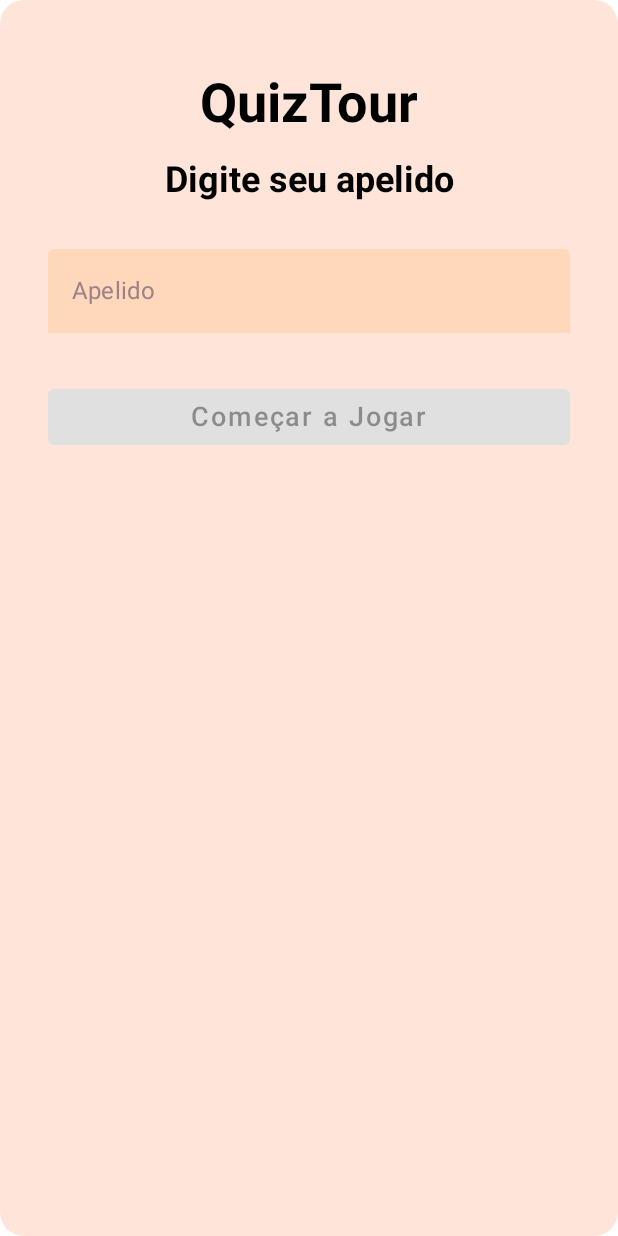
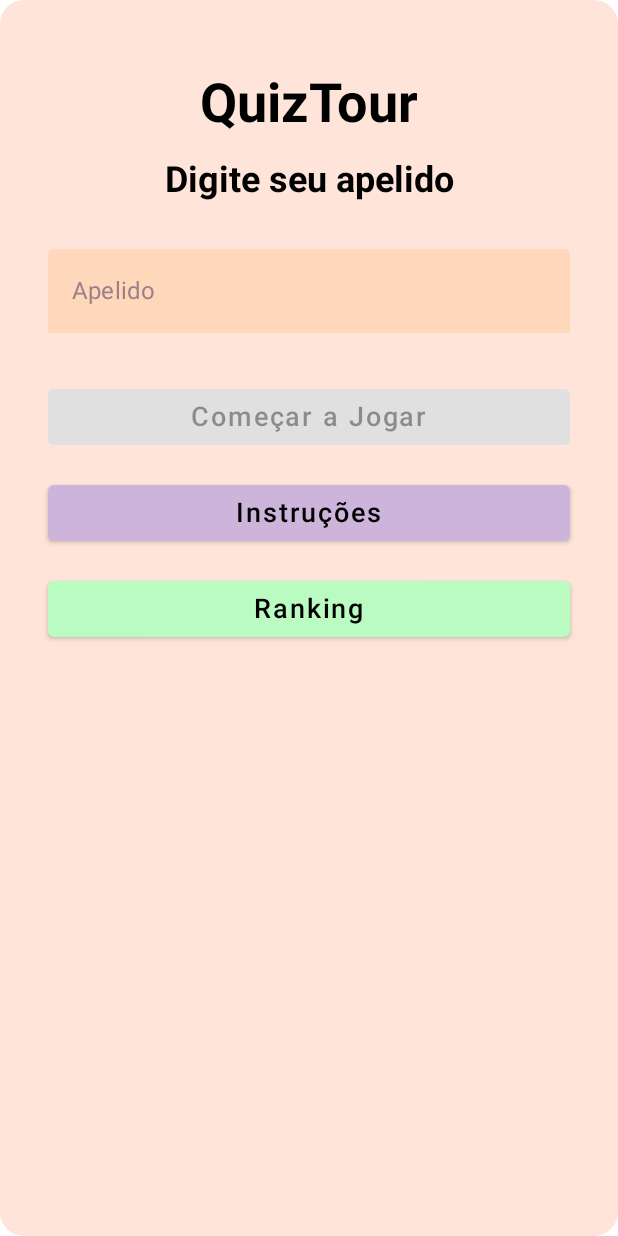
Before and after one commit to abressam/RA2_Somativa, an Android app built with Jetpack Compose: the StartScreen screen opened through its navigation route, on a phone screen of 412 x 824 dp. Run offline under Robolectric (Android 15) with nearby library versions, the phone set to English and light mode, and no system bars; our stand-ins replace Room's generated code, livedata-compose.

Commit message:
fish Start Screen buttons

```diff
--- a/app/src/main/java/com/example/ra2somativa/navigation/Navigation.kt
+++ b/app/src/main/java/com/example/ra2somativa/navigation/Navigation.kt
@@ -12,20 +12,22 @@ import com.example.ra2somativa.feature.data.model.Player
 import com.example.ra2somativa.feature.di.RepositoryProvider
 import com.example.ra2somativa.feature.presentation.PlayerViewModel
 import com.example.ra2somativa.feature.presentation.PlayerViewModelFactory
+import com.example.ra2somativa.ui.InstructionScreen
 import com.example.ra2somativa.ui.QuizApp
+import com.example.ra2somativa.ui.ResultScreen
 import com.example.ra2somativa.ui.StartScreen
 import com.google.gson.Gson
 
 @Composable
 fun Navigation(navController: NavHostController) {
     val context = LocalContext.current
-    val playerViewModel: PlayerViewModel = viewModel(
-        factory = PlayerViewModelFactory(RepositoryProvider.providePlayerRepository(context))
-    )
 
     NavHost(navController = navController, startDestination = "start_screen") {
         composable("start_screen") {
-            StartScreen(playerViewModel) { player ->
+            val playerViewModel: PlayerViewModel = viewModel(
+                factory = PlayerViewModelFactory(RepositoryProvider.providePlayerRepository(context))
+            )
+            StartScreen(navController, playerViewModel) { player ->
                 val playerJson = Gson().toJson(player)
                 navController.navigate("quiz_screen/$playerJson")
             }
@@ -36,7 +38,20 @@ fun Navigation(navController: NavHostController) {
         ) { backStackEntry ->
             val playerJson = backStackEntry.arguments?.getString("player") ?: ""
             val player = Gson().fromJson(playerJson, Player::class.java)
-            QuizApp(player, playerViewModel)
+            val playerViewModel: PlayerViewModel = viewModel(
+                factory = PlayerViewModelFactory(RepositoryProvider.providePlayerRepository(context))
+            )
+            QuizApp(player, playerViewModel, navController)
+        }
+        composable("instruction_screen") {
+            InstructionScreen(navController)
+        }
+
+        composable("result_screen") {
+            val playerViewModel: PlayerViewModel = viewModel(
+                factory = PlayerViewModelFactory(RepositoryProvider.providePlayerRepository(context))
+            )
+            ResultScreen(navController, playerViewModel, "")
         }
     }
 }
--- a/app/src/main/java/com/example/ra2somativa/ui/StartScreen.kt
+++ b/app/src/main/java/com/example/ra2somativa/ui/StartScreen.kt
@@ -36,11 +36,13 @@ import androidx.compose.ui.text.input.KeyboardType
 import androidx.compose.ui.text.style.TextAlign
 import androidx.compose.ui.unit.dp
 import androidx.compose.ui.unit.sp
+import androidx.navigation.NavHostController
 import com.example.ra2somativa.feature.data.model.Player
 import com.example.ra2somativa.feature.presentation.PlayerViewModel
 
 @Composable
 fun StartScreen(
+    navController: NavHostController,
     playerViewModel: PlayerViewModel,
     onStartClick: (Player) -> Unit
 ) {
@@ -125,6 +127,26 @@ fun StartScreen(
             ) {
                 Text(text = "Começar a Jogar", fontSize = 18.sp)
             }
+            Spacer(modifier = Modifier.height(16.dp))
+            Button(
+                onClick = {
+                    navController.navigate("instruction_screen")
+                },
+                colors = ButtonDefaults.buttonColors(backgroundColor = option1),
+                modifier = Modifier.fillMaxWidth()
+            ) {
+                Text(text = "Instruções", fontSize = 18.sp)
+            }
+            Spacer(modifier = Modifier.height(16.dp))
+            Button(
+                onClick = {
+                    navController.navigate("result_screen")
+                },
+                colors = ButtonDefaults.buttonColors(backgroundColor = option4),
+                modifier = Modifier.fillMaxWidth()
+            ) {
+                Text(text = "Ranking", fontSize = 18.sp)
+            }
         }
     }
 }
```
Also changed, not shown: app/src/main/java/com/example/ra2somativa/ui/InstructionScreen.kt (+104 -0 lines), app/src/main/java/com/example/ra2somativa/ui/QuizApp.kt (+8 -7 lines), app/src/main/java/com/example/ra2somativa/ui/ResultScreen.kt (+14 -10 lines), app/src/main/java/com/example/ra2somativa/utils/PreviewInstructionScreen.kt (added, +16 -0 lines), app/src/main/java/com/example/ra2somativa/utils/PreviewResultScreen.kt (deleted, +0 -15 lines).
